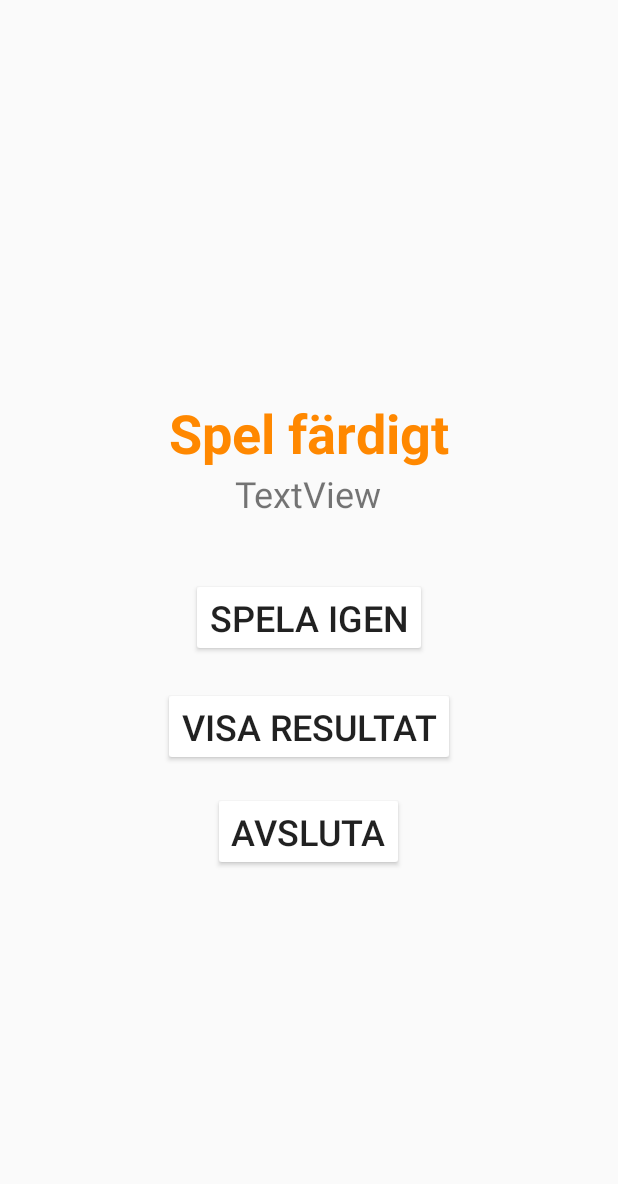
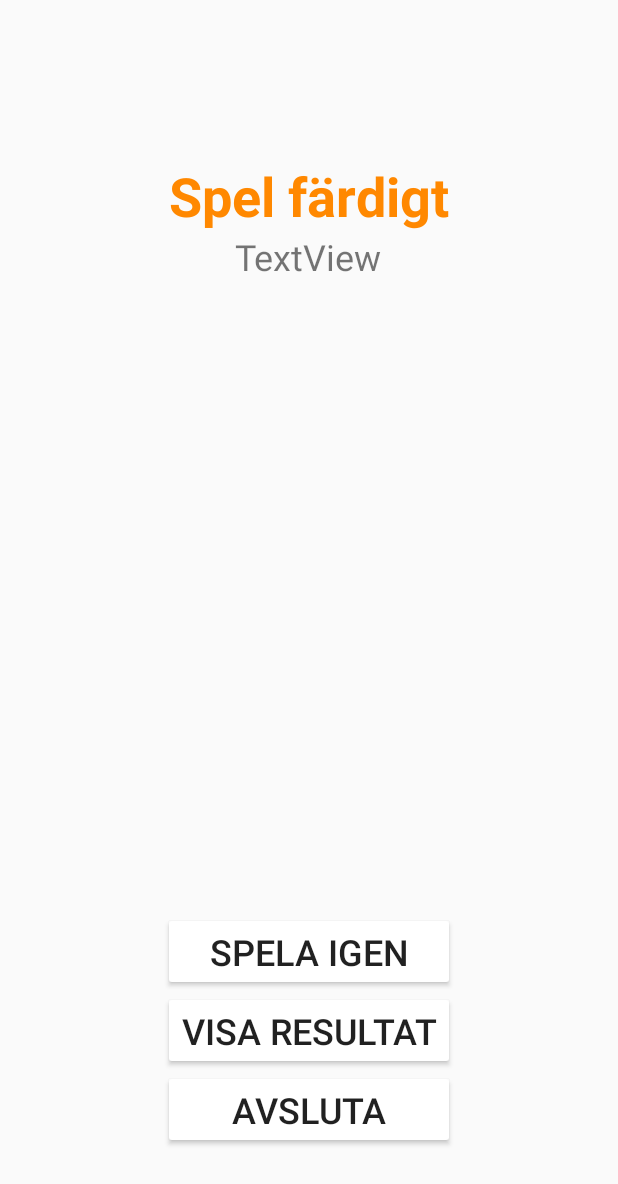
Before and after one commit to Shimmen/TeamTim, an Android app: the layout activity_end_game.xml on its own in the app's theme, with its tools: preview values and no code run, on a phone screen of 412 x 824 dp. Shown: the top 1184 px of the screen. Run offline under Robolectric (Android 15) with nearby library versions, the phone set to English and light mode, and no system bars.

Commit message:
Minor layout fixes

```diff
--- a/android/app/src/main/res/layout/activity_end_game.xml
+++ b/android/app/src/main/res/layout/activity_end_game.xml
@@ -14,11 +14,14 @@
         android:text="Spela igen"
         android:layout_width="wrap_content"
         android:layout_height="wrap_content"
-        android:layout_centerVertical="true"
-        android:layout_centerHorizontal="true"
         android:id="@+id/PlayAgainButton"
         android:textSize="24sp"
-        android:onClick="playAgain" />
+        android:onClick="playAgain"
+        android:layout_above="@+id/showResultButton"
+        android:layout_alignLeft="@+id/showResultButton"
+        android:layout_alignStart="@+id/showResultButton"
+        android:layout_alignRight="@+id/showResultButton"
+        android:layout_alignEnd="@+id/showResultButton" />
 
     <TextView
         android:text="TextView"
@@ -26,9 +29,8 @@
         android:layout_height="wrap_content"
         android:id="@+id/nbrCorrectText"
         android:textSize="24sp"
-        android:layout_above="@+id/PlayAgainButton"
-        android:layout_centerHorizontal="true"
-        android:layout_marginBottom="40dp" />
+        android:layout_below="@+id/finishText"
+        android:layout_centerHorizontal="true" />
 
     <TextView
         android:layout_width="wrap_content"
@@ -39,31 +41,34 @@
         android:layout_centerInParent="false"
         android:textStyle="bold"
         android:textSize="36sp"
-        android:layout_above="@+id/nbrCorrectText"
+        android:elegantTextHeight="false"
+        android:textColor="@android:color/holo_orange_dark"
+        android:layout_alignParentTop="true"
         android:layout_centerHorizontal="true"
-        android:elegantTextHeight="false"
-        android:textColor="@android:color/holo_orange_dark" />
+        android:layout_marginTop="90dp" />
 
     <Button
         android:text="Avsluta"
         android:layout_width="wrap_content"
         android:layout_height="wrap_content"
-        android:layout_marginTop="90dp"
         android:id="@+id/EndGameButton"
         android:textSize="24sp"
         android:onClick="goToMainMenu"
-        android:layout_below="@+id/PlayAgainButton"
-        android:layout_centerHorizontal="true" />
+        android:layout_marginBottom="42dp"
+        android:layout_alignParentBottom="true"
+        android:layout_alignLeft="@+id/showResultButton"
+        android:layout_alignStart="@+id/showResultButton"
+        android:layout_alignRight="@+id/showResultButton"
+        android:layout_alignEnd="@+id/showResultButton" />
 
     <Button
         android:text="visa resultat"
         android:layout_width="wrap_content"
         android:layout_height="wrap_content"
-        android:layout_marginTop="20dp"
         android:id="@+id/showResultButton"
-        android:layout_below="@+id/PlayAgainButton"
-        android:layout_centerHorizontal="true"
         android:onClick="showResult"
-        android:textSize="24sp" />
+        android:textSize="24sp"
+        android:layout_above="@+id/EndGameButton"
+        android:layout_centerHorizontal="true" />
 
 </RelativeLayout>
```
Also changed, not shown: android/app/src/main/java/teamtim/teamtimapp/Activities/PlayActivity.java (+4 -20 lines), android/app/src/main/res/layout/activity_play.xml (+9 -21 lines).
